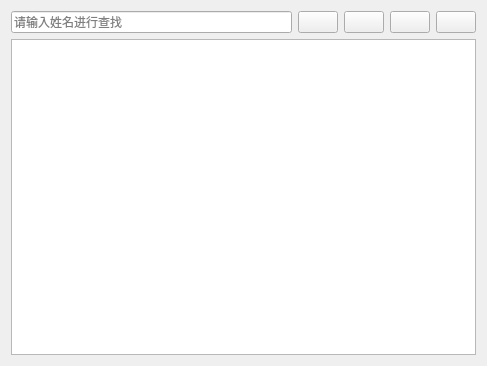
Before: the Qt Designer form patientview.ui in baiye930/work3, drawn with Qt 5.
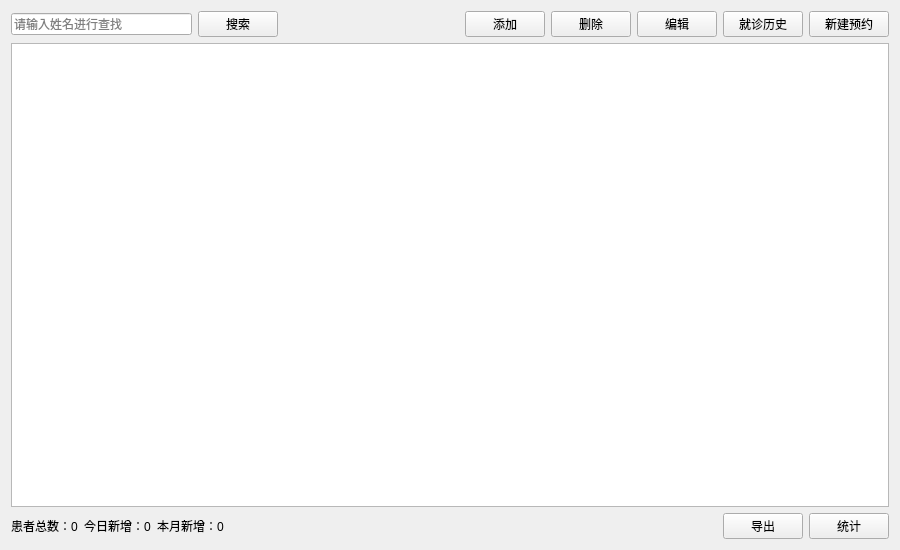
After: the same form once the commit is applied. Icons and pictures are not drawn.

```diff
--- a/patientview.ui
+++ b/patientview.ui
@@ -6,8 +6,8 @@
    <rect>
     <x>0</x>
     <y>0</y>
-    <width>487</width>
-    <height>366</height>
+   <width>900</width>
+   <height>550</height>
    </rect>
   </property>
   <property name="windowTitle">
@@ -26,56 +26,130 @@
      <item>
       <widget class="QPushButton" name="btSearch">
        <property name="text">
-        <string/>
-       </property>
-       <property name="icon">
-        <iconset resource="lab4.qrc">
-         <normaloff>:/tu/c.png</normaloff>:/tu/c.png</iconset>
+       <string>搜索</string>
        </property>
       </widget>
      </item>
+    <item>
+     <spacer name="horizontalSpacer">
+      <property name="orientation">
+       <enum>Qt::Horizontal</enum>
+      </property>
+      <property name="sizeHint" stdset="0">
+       <size>
+        <width>40</width>
+        <height>20</height>
+       </size>
+      </property>
+     </spacer>
+    </item>
      <item>
       <widget class="QPushButton" name="btAdd">
        <property name="text">
-        <string/>
-       </property>
-       <property name="icon">
-        <iconset resource="lab4.qrc">
-         <normaloff>:/tu/j.png</normaloff>:/tu/j.png</iconset>
+       <string>添加</string>
        </property>
       </widget>
      </item>
      <item>
       <widget class="QPushButton" name="btDelete">
        <property name="text">
-        <string/>
-       </property>
-       <property name="icon">
-        <iconset resource="lab4.qrc">
-         <normaloff>:/tu/s.png</normaloff>:/tu/s.png</iconset>
+       <string>删除</string>
        </property>
       </widget>
      </item>
      <item>
       <widget class="QPushButton" name="btEdit">
        <property name="text">
-        <string/>
-       </property>
-       <property name="icon">
-        <iconset resource="lab4.qrc">
-         <normaloff>:/tu/g.png</normaloff>:/tu/g.png</iconset>
+       <string>编辑</string>
+      </property>
+     </widget>
+    </item>
+    <item>
+     <widget class="QPushButton" name="btnViewHistory">
+      <property name="text">
+       <string>就诊历史</string>
        </property>
       </widget>
      </item>
+    <item>
+     <widget class="QPushButton" name="btnAppointment">
+      <property name="text">
+       <string>新建预约</string>
+      </property>
+     </widget>
+    </item>
     </layout>
    </item>
    <item>
-    <widget class="QTableView" name="tableView"/>
-   </item>
-  </layout>
- </widget>
- <resources>
-  <include location="lab4.qrc"/>
- </resources>
+   <widget class="QTableView" name="tableView">
+    <property name="alternatingRowColors">
+     <bool>true</bool>
+    </property>
+    <property name="selectionMode">
+     <enum>QAbstractItemView::SingleSelection</enum>
+    </property>
+    <property name="selectionBehavior">
+     <enum>QAbstractItemView::SelectRows</enum>
+    </property>
+    <property name="sortingEnabled">
+     <bool>true</bool>
+    </property>
+   </widget>
+  </item>
+  <item>
+   <layout class="QHBoxLayout" name="horizontalLayout_2">
+    <item>
+     <widget class="QLabel" name="lblPatientCount">
+      <property name="text">
+       <string>患者总数：0</string>
+      </property>
+     </widget>
+    </item>
+    <item>
+     <widget class="QLabel" name="lblTodayNew">
+      <property name="text">
+       <string>今日新增：0</string>
+      </property>
+     </widget>
+    </item>
+    <item>
+     <widget class="QLabel" name="lblMonthNew">
+      <property name="text">
+       <string>本月新增：0</string>
+      </property>
+     </widget>
+    </item>
+    <item>
+     <spacer name="horizontalSpacer_2">
+      <property name="orientation">
+       <enum>Qt::Horizontal</enum>
+      </property>
+      <property name="sizeHint" stdset="0">
+       <size>
+        <width>40</width>
+        <height>20</height>
+       </size>
+      </property>
+     </spacer>
+    </item>
+    <item>
+     <widget class="QPushButton" name="btnExport">
+      <property name="text">
+       <string>导出</string>
+      </property>
+     </widget>
+    </item>
+    <item>
+     <widget class="QPushButton" name="btnStatistics">
+      <property name="text">
+       <string>统计</string>
+      </property>
+     </widget>
+    </item>
+   </layout>
+  </item>
+ </layout>
+</widget>
+<resources/>
  <connections/>
 </ui>
```
Lines whose indentation alone changed are shown as unchanged.
